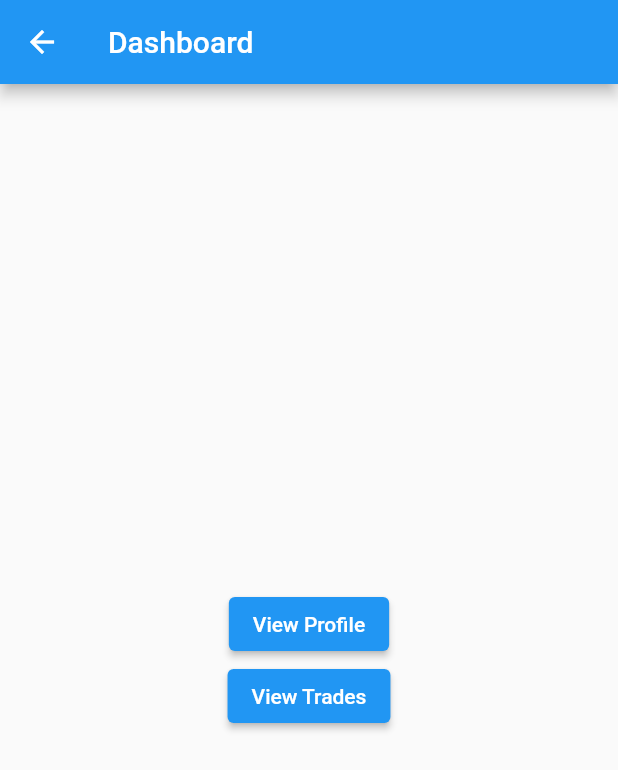
After one commit to rhrazib/peanut, a Flutter app: the DashboardView screen opened by its route, on a phone screen of 412 x 824 dp. The commit adds this screen. Shown: the top 770 px of the screen. Run offline on Flutter 3.47's test engine with Material 2 defaults, Android fonts, the light colour scheme and no system bars; our stand-ins replace connectivity_plus, dio, flutter_secure_storage, flutter_spinkit, get; accounts and stored records are empty.

Commit message:
code refactor

```diff
--- a/lib/main.dart
+++ b/lib/main.dart
@@ -1,18 +1,13 @@
 import 'package:flutter/material.dart';
 import 'package:get/get.dart';
-import 'package:peanut/UserTradesController.dart';
-import 'package:peanut/auth_controller.dart';
-import 'auth_view.dart';
+import 'package:peanut/views/auth_view.dart';
+import 'package:peanut/views/account_info.dart';
+import 'package:peanut/views/dashboard_view.dart';
+import 'package:peanut/views/profile_view.dart';
+import 'package:peanut/views/trade_list_view.dart';
+
 
 void main() {
-  // Initialize GetX
-  WidgetsFlutterBinding.ensureInitialized();
-
-  // Register AuthController
-  Get.put(AuthController());
-
-  // Register UserTradesController
- // Get.put(UserTradesController());
   runApp(MyApp());
 }
 
@@ -20,8 +15,14 @@ class MyApp extends StatelessWidget {
   @override
   Widget build(BuildContext context) {
     return GetMaterialApp(
-      debugShowCheckedModeBanner: false,
-      home: AuthView(),
+      title: 'Peanut',
+      initialRoute: '/login',
+      getPages: [
+        GetPage(name: '/login', page: () => AuthView()),
+        GetPage(name: '/dashboard', page: () => DashboardView()),
+        GetPage(name: '/profile', page: () => ProfileView()),
+        GetPage(name: '/trades', page: () => TradesList()),
+      ],
     );
   }
 }
--- a/lib/auth_view.dart
+++ b/lib/views/auth_view.dart
@@ -1,7 +1,7 @@
 import 'package:flutter/material.dart';
 import 'package:flutter_spinkit/flutter_spinkit.dart';
 import 'package:get/get.dart';
-import 'auth_controller.dart';
+import 'package:peanut/controllers/auth_controller.dart';
 
 class AuthView extends StatelessWidget {
   final AuthController authController = Get.put(AuthController());
--- /dev/null
+++ b/lib/views/dashboard_view.dart
@@ -0,0 +1,35 @@
+import 'package:flutter/material.dart';
+import 'package:get/get.dart';
+
+class DashboardView extends StatelessWidget {
+  @override
+  Widget build(BuildContext context) {
+    return Scaffold(
+      appBar: AppBar(
+        title: Text('Dashboard'),
+      ),
+      body: Center(
+        child: Column(
+          mainAxisAlignment: MainAxisAlignment.center,
+          children: [
+            ElevatedButton(
+              onPressed: () {
+                // Navigate to the profile page
+                Get.toNamed('/profile');
+              },
+              child: Text('View Profile'),
+            ),
+            ElevatedButton(
+              onPressed: () {
+                // Navigate to the trade list page
+                Get.toNamed('/trades');
+              },
+              child: Text('View Trades'),
+            ),
+            // Add more buttons for other modules if needed.
+          ],
+        ),
+      ),
+    );
+  }
+}
--- a/lib/profile_view.dart
+++ b/lib/views/profile_view.dart
@@ -1,6 +1,6 @@
 import 'package:flutter/material.dart';
 import 'package:get/get.dart';
-import 'auth_controller.dart';
+import 'package:peanut/controllers/auth_controller.dart';
 
 class ProfileView extends StatelessWidget {
   final AuthController authController = Get.find<AuthController>();
--- a/lib/trade_list_view.dart
+++ b/lib/views/trade_list_view.dart
@@ -50,8 +50,8 @@
 // }
 import 'package:flutter/material.dart';
 import 'package:get/get.dart';
-import 'package:peanut/auth_controller.dart';
-import 'package:peanut/trade_model.dart';
+import 'package:peanut/controllers/auth_controller.dart';
+import 'package:peanut/models/trade_model.dart';
 
 class TradesList extends StatelessWidget {
   final AuthController authController = Get.find<AuthController>();
```
Also changed, not shown: lib/controllers/auth_controller.dart (renamed from lib/auth_controller.dart, +5 -5 lines), lib/controllers/UserTradesController.dart (renamed from lib/UserTradesController.dart), lib/models/auth_model.dart (renamed from lib/auth_model.dart), lib/models/trade_model.dart (renamed from lib/trade_model.dart), lib/views/account_info.dart (renamed from lib/account_info.dart).
